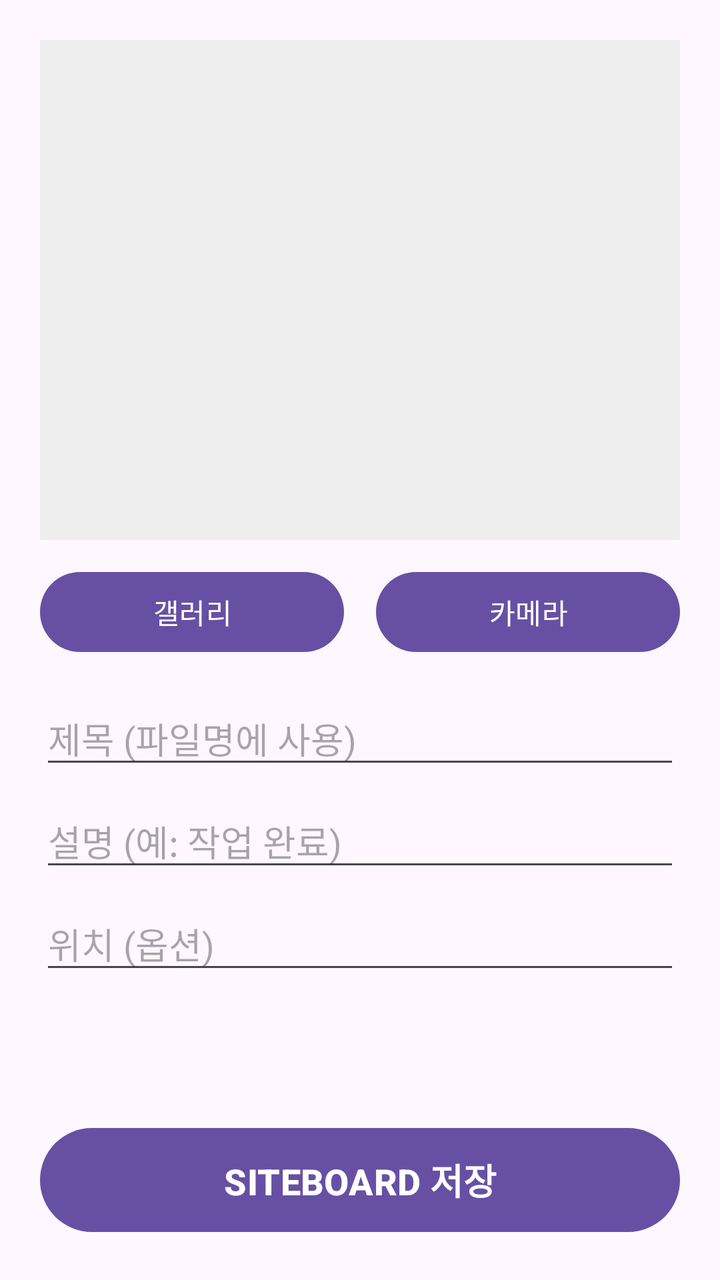
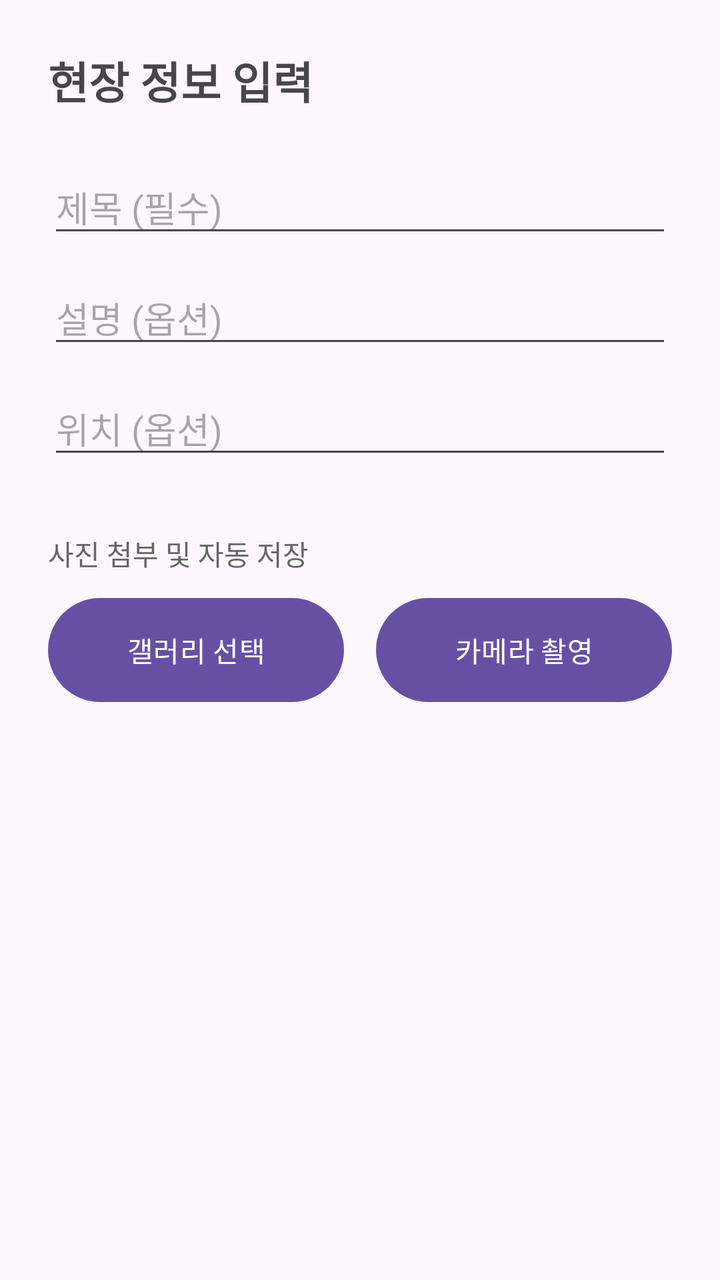

Before-and-after screenshots of an Android layout around one commit, followed by the original layout XML and the change that was made.
<!-- AndroidManifest.xml: application theme Theme.Siteboard -->
<!-- res/layout/activity_sub.xml -->
<?xml version="1.0" encoding="utf-8"?>
<LinearLayout xmlns:android="http://schemas.android.com/apk/res/android"
    android:layout_width="match_parent"
    android:layout_height="match_parent"
    android:orientation="vertical"
    android:padding="20dp">

    <ImageView
        android:id="@+id/ivPreview"
        android:layout_width="match_parent"
        android:layout_height="250dp"
        android:scaleType="centerCrop"
        android:background="#EEEEEE"
        android:layout_marginBottom="12dp"/>

    <LinearLayout
        android:layout_width="match_parent"
        android:layout_height="wrap_content"
        android:orientation="horizontal"
        android:layout_marginBottom="16dp">

        <Button
            android:id="@+id/btnGallery"
            android:layout_width="0dp"
            android:layout_height="wrap_content"
            android:layout_weight="1"
            android:layout_marginEnd="8dp"
            android:text="갤러리" />

        <Button
            android:id="@+id/btnCamera"
            android:layout_width="0dp"
            android:layout_height="wrap_content"
            android:layout_weight="1"
            android:layout_marginStart="8dp"
            android:text="카메라" />
    </LinearLayout>

    <EditText
        android:id="@+id/etTitle"
        android:layout_width="match_parent"
        android:layout_height="wrap_content"
        android:layout_marginBottom="8dp"
        android:hint="제목 (파일명에 사용)" />

    <EditText
        android:id="@+id/etDesc"
        android:layout_width="match_parent"
        android:layout_height="wrap_content"
        android:layout_marginBottom="8dp"
        android:hint="설명 (예: 작업 완료)" />

    <EditText
        android:id="@+id/etLocation"
        android:layout_width="match_parent"
        android:layout_height="wrap_content"
        android:layout_marginBottom="24dp"
        android:hint="위치 (옵션)" />

    <Space
        android:layout_width="match_parent"
        android:layout_height="0dp"
        android:layout_weight="1" />

    <Button
        android:id="@+id/btnSave"
        android:layout_width="match_parent"
        android:layout_height="60dp"
        android:textSize="18sp"
        android:textStyle="bold"
        android:text="SITEBOARD 저장" />
</LinearLayout>
<!-- resources referenced by this layout -->
<resources>
  <style name="Theme.Siteboard" parent="Base.Theme.Siteboard" />
  <style name="Base.Theme.Siteboard" parent="Theme.Material3.DayNight.NoActionBar">
          
          
      </style>
</resources>

<!-- the commit's change to res/layout/activity_sub.xml (unified diff, before → after) -->
@@ -3,70 +3,33 @@
     android:layout_width="match_parent"
     android:layout_height="match_parent"
     android:orientation="vertical"
-    android:padding="20dp">
+    android:padding="24dp">
 
-    <ImageView
-        android:id="@+id/ivPreview"
-        android:layout_width="match_parent"
-        android:layout_height="250dp"
-        android:scaleType="centerCrop"
-        android:background="#EEEEEE"
-        android:layout_marginBottom="12dp"/>
+    <TextView
+        android:layout_width="wrap_content"
+        android:layout_height="wrap_content"
+        android:text="현장 정보 입력"
+        android:textSize="22sp"
+        android:textStyle="bold"
+        android:layout_marginBottom="24dp"/>
+
+    <EditText android:id="@+id/etTitle" android:layout_width="match_parent" android:layout_height="wrap_content" android:layout_marginBottom="12dp" android:hint="제목 (필수)" />
+    <EditText android:id="@+id/etDesc" android:layout_width="match_parent" android:layout_height="wrap_content" android:layout_marginBottom="12dp" android:hint="설명 (옵션)" />
+    <EditText android:id="@+id/etLocation" android:layout_width="match_parent" android:layout_height="wrap_content" android:layout_marginBottom="32dp" android:hint="위치 (옵션)" />
+
+    <TextView
+        android:layout_width="wrap_content"
+        android:layout_height="wrap_content"
+        android:text="사진 첨부 및 자동 저장"
+        android:textColor="#666666"
+        android:layout_marginBottom="8dp"/>
 
     <LinearLayout
         android:layout_width="match_parent"
         android:layout_height="wrap_content"
-        android:orientation="horizontal"
-        android:layout_marginBottom="16dp">
-
-        <Button
-            android:id="@+id/btnGallery"
-            android:layout_width="0dp"
-            android:layout_height="wrap_content"
-            android:layout_weight="1"
-            android:layout_marginEnd="8dp"
-            android:text="갤러리" />
-
-        <Button
-            android:id="@+id/btnCamera"
-            android:layout_width="0dp"
-            android:layout_height="wrap_content"
-            android:layout_weight="1"
-            android:layout_marginStart="8dp"
-            android:text="카메라" />
+        android:orientation="horizontal">
+        <Button android:id="@+id/btnGallery" android:layout_width="0dp" android:layout_height="60dp" android:layout_weight="1" android:layout_marginEnd="8dp" android:text="갤러리 선택" />
+        <Button android:id="@+id/btnCamera" android:layout_width="0dp" android:layout_height="60dp" android:layout_weight="1" android:layout_marginStart="8dp" android:text="카메라 촬영" />
     </LinearLayout>
 
-    <EditText
-        android:id="@+id/etTitle"
-        android:layout_width="match_parent"
-        android:layout_height="wrap_content"
-        android:layout_marginBottom="8dp"
-        android:hint="제목 (파일명에 사용)" />
-
-    <EditText
-        android:id="@+id/etDesc"
-        android:layout_width="match_parent"
-        android:layout_height="wrap_content"
-        android:layout_marginBottom="8dp"
-        android:hint="설명 (예: 작업 완료)" />
-
-    <EditText
-        android:id="@+id/etLocation"
-        android:layout_width="match_parent"
-        android:layout_height="wrap_content"
-        android:layout_marginBottom="24dp"
-        android:hint="위치 (옵션)" />
-
-    <Space
-        android:layout_width="match_parent"
-        android:layout_height="0dp"
-        android:layout_weight="1" />
-
-    <Button
-        android:id="@+id/btnSave"
-        android:layout_width="match_parent"
-        android:layout_height="60dp"
-        android:textSize="18sp"
-        android:textStyle="bold"
-        android:text="SITEBOARD 저장" />
 </LinearLayout>
